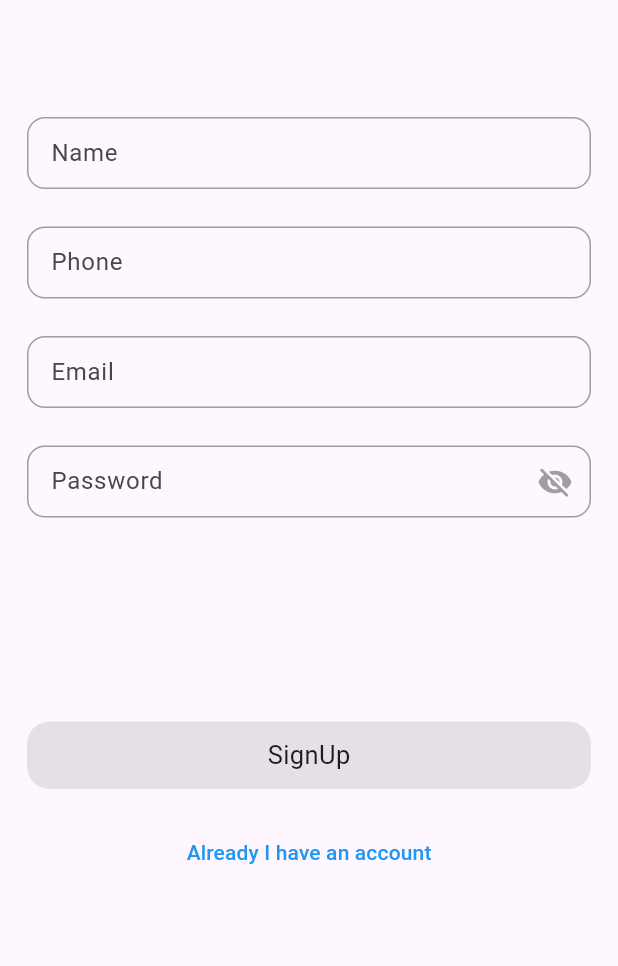
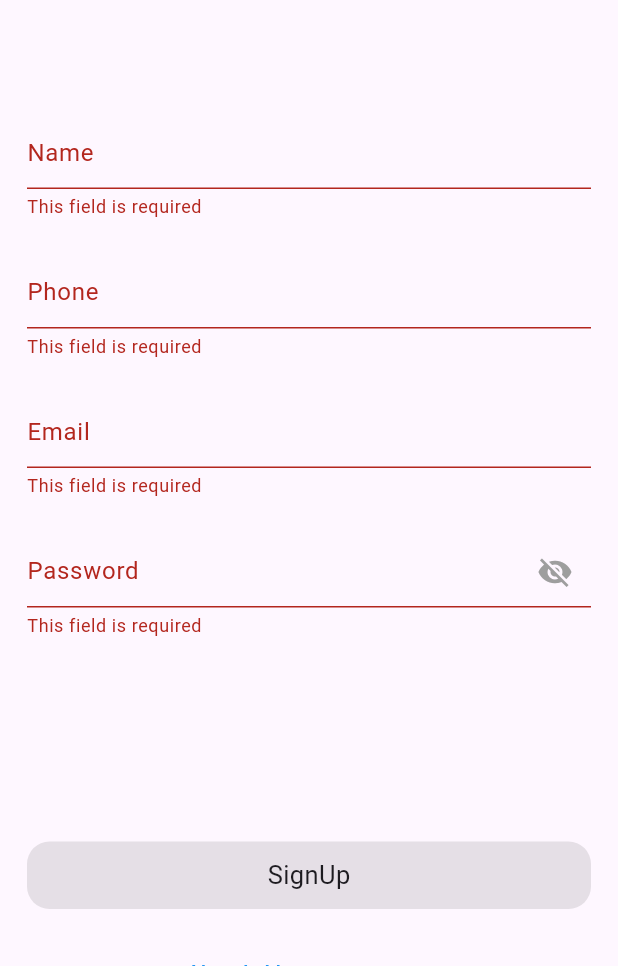
Before and after one commit to cmfayis/Talkie_chat_app, a Flutter app: the SignUpPage screen opened directly, after a tap on "SignUp", on a phone screen of 412 x 824 dp, the part 270-1236 px from its top. Run offline on Flutter 3.47's test engine with Material 3 defaults, Android fonts, the phone set to English and light mode, and no system bars; our stand-ins replace bloc, cloud_firestore, firebase_auth, firebase_core, flutter_bloc, google_sign_in; accounts and stored records are empty.

```diff
--- a/lib/application/feature/auth/auth_bloc/bloc/auth_event.dart
+++ b/lib/application/feature/auth/auth_bloc/bloc/auth_event.dart
@@ -18,5 +18,6 @@ class SignupEvent extends AuthEvent {
     required this.user,
   });
 }
+class GoogleButtonEvent extends AuthEvent{}
 class LoginButtonClickedEvent extends AuthEvent{}
 class SignUpButtonClickedEvent extends AuthEvent{}
--- a/lib/application/feature/auth/auth_bloc/bloc/auth_state.dart
+++ b/lib/application/feature/auth/auth_bloc/bloc/auth_state.dart
@@ -19,3 +19,4 @@ class ErrorAuthenctionState extends AuthState {
 }
 class LoginButtonClickedState extends ActionState{}
 class SignUpButtonClickedState extends ActionState{}
+class GoogleButtonState extends AuthState{}
--- a/lib/application/feature/auth/view/main_page.dart
+++ b/lib/application/feature/auth/view/main_page.dart
@@ -35,7 +35,8 @@ class _RegisterPageState extends State<RegisterPage> {
         }
       },
       child: Scaffold(
-        body: Stack(
+        body: Container(
+          child: Stack(
             children: [
               Container(
                 width: double.infinity,
@@ -192,6 +193,7 @@ class _RegisterPageState extends State<RegisterPage> {
             ],
           ),
         ),
+      ),
     );
   }
 }
--- a/lib/application/feature/auth/view/signup_page.dart
+++ b/lib/application/feature/auth/view/signup_page.dart
@@ -1,12 +1,13 @@
 import 'package:chat_app/application/feature/auth/model/model.dart';
 import 'package:chat_app/application/feature/auth/widget/custombutton.dart';
 import 'package:chat_app/application/feature/auth/widget/sizedbox.dart';
-import 'package:chat_app/application/feature/home/widget/customtextfield.dart';
+import 'package:chat_app/application/feature/auth/widget/validate.dart';
 import 'package:flutter/material.dart';
 import 'package:flutter/widgets.dart';
 import 'package:flutter_bloc/flutter_bloc.dart';
 
 import '../auth_bloc/bloc/auth_bloc.dart';
+import '../widget/customtextfield.dart';
 
 class SignUpWrapper extends StatelessWidget {
   const SignUpWrapper({super.key});
@@ -32,13 +33,15 @@ class _SignUpPageState extends State<SignUpPage> {
   final emailcontroller = TextEditingController();
   final passwordcontroller = TextEditingController();
   final phonecontoller = TextEditingController();
+  final formkey = GlobalKey<FormState>();
   @override
   Widget build(BuildContext context) {
     return BlocBuilder<AuthBloc, AuthState>(
       builder: (context, state) {
         if (state is AuthenticatedState) {
           WidgetsBinding.instance?.addPostFrameCallback((_) {
-            Navigator.pushReplacementNamed(context, "/home");
+            Navigator.pushNamedAndRemoveUntil(
+                context, "/home", (route) => false);
           });
         }
         return Scaffold(
@@ -47,9 +50,11 @@ class _SignUpPageState extends State<SignUpPage> {
             elevation: 0.0,
           ),
           body: SingleChildScrollView(
+            child: Form(
+              key: formkey,
               child: Column(
                 children: [
-                CustomSizedBox(
+                  const CustomSizedBox(
                     hieght: 25,
                   ),
                   const Text(
@@ -79,6 +84,7 @@ class _SignUpPageState extends State<SignUpPage> {
                           controller: namecontroller,
                           hintText: 'Name',
                           label: 'Name',
+                          validator: nameValidate,
                         ),
                         const CustomSizedBox(
                           hieght: 25,
@@ -87,6 +93,7 @@ class _SignUpPageState extends State<SignUpPage> {
                           controller: phonecontoller,
                           hintText: 'Phone',
                           label: 'Phone',
+                          validator: phoneValidate,
                         ),
                         const CustomSizedBox(
                           hieght: 25,
@@ -95,6 +102,7 @@ class _SignUpPageState extends State<SignUpPage> {
                           controller: emailcontroller,
                           hintText: 'Email',
                           label: 'Email',
+                          validator: emailValidate,
                         ),
                         const CustomSizedBox(
                           hieght: 25,
@@ -104,6 +112,7 @@ class _SignUpPageState extends State<SignUpPage> {
                           label: 'Password',
                           hintText: 'Password',
                           obscureText: true,
+                          validator: PasswordValidate,
                         ),
                       ],
                     ),
@@ -119,8 +128,10 @@ class _SignUpPageState extends State<SignUpPage> {
                           email: emailcontroller.text,
                           phone: phonecontoller.text,
                         );
+                        if (formkey.currentState!.validate()) {
                           BlocProvider.of<AuthBloc>(context)
                               .add(SignupEvent(user: user));
+                        }
                       },
                       width: double.infinity,
                       hieght: 45,
@@ -135,6 +146,7 @@ class _SignUpPageState extends State<SignUpPage> {
                 ],
               ),
             ),
+          ),
         );
       },
     );
--- a/lib/application/feature/auth/widget/validate.dart
+++ b/lib/application/feature/auth/widget/validate.dart
@@ -11,10 +11,32 @@ String? PasswordValidate(String? value) {
   if (value == null || value.isEmpty) {
     return 'This field is required';
   }
-  if (!RegExp(r'(?=.*[A-Za-z\d]{6,})[A-Za-z\d]*$'
+  if (!RegExp(r'(?=.*[A-Za-z\d])[A-Za-z\d]*$'
 
 ).hasMatch(value)) {
-    return 'Password must be at least 6 characters longPassword must be at least 6 characters longPassword must be at least 6 characters long';
+    return 'Invalid Password Format';
+  }
+  if(value.length<6){
+    return  "Password must be at least 6 characters long.";
   }
   return null;
 }
+String? nameValidate(String? value) {
+  if (value == null || value.isEmpty) {
+    return 'This field is required';
+  }
+  if (!RegExp(r'^[a-zA-Z_]+$').hasMatch(value)) {
+    return 'Invalid Name format';
+  }
+  return null;
+}
+String? phoneValidate(String? value) {
+  if (value == null || value.isEmpty) {
+    return 'This field is required';
+  }
+  if (!RegExp(r'\d{10,}$'
+).hasMatch(value)) {
+    return 'Invalid Phone Format';
+  }
+  return null;
+}
--- a/pubspec.yaml
+++ b/pubspec.yaml
@@ -35,10 +35,11 @@ dependencies:
   # The following adds the Cupertino Icons font to your application.
   # Use with the CupertinoIcons class for iOS style icons.
   cupertino_icons: ^1.0.2
-  firebase_auth: ^4.16.0
+  firebase_auth:
   firebase_core: ^2.24.2
   cloud_firestore: ^4.14.0
   flutter_bloc: ^8.1.3
+  google_sign_in:
 
 dev_dependencies:
   flutter_test:
```
Also changed, not shown: lib/application/feature/auth/auth_bloc/bloc/auth_bloc.dart (+26 -0 lines), lib/application/feature/auth/view/loginpage.dart (+28 -14 lines), lib/application/feature/auth/widget/customtextfield.dart (renamed from lib/application/feature/home/widget/customtextfield.dart), pubspec.lock, 2 other files. Lines whose indentation alone changed are shown as unchanged.
